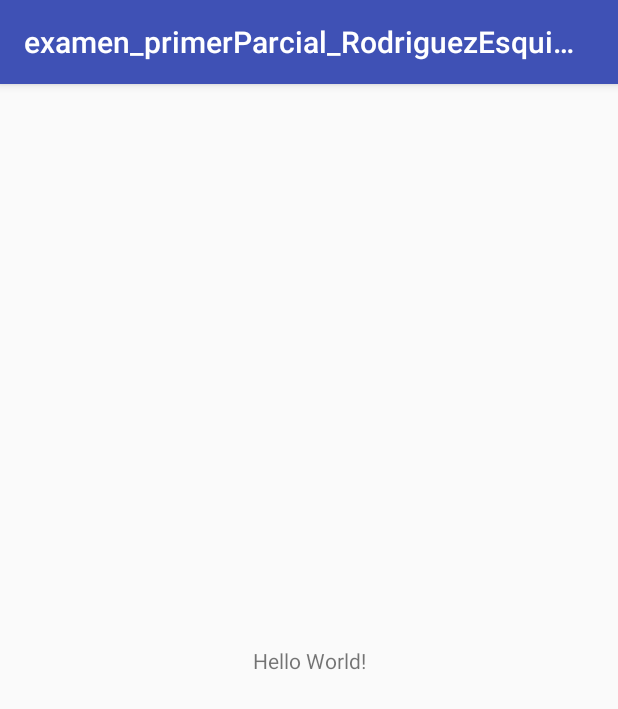
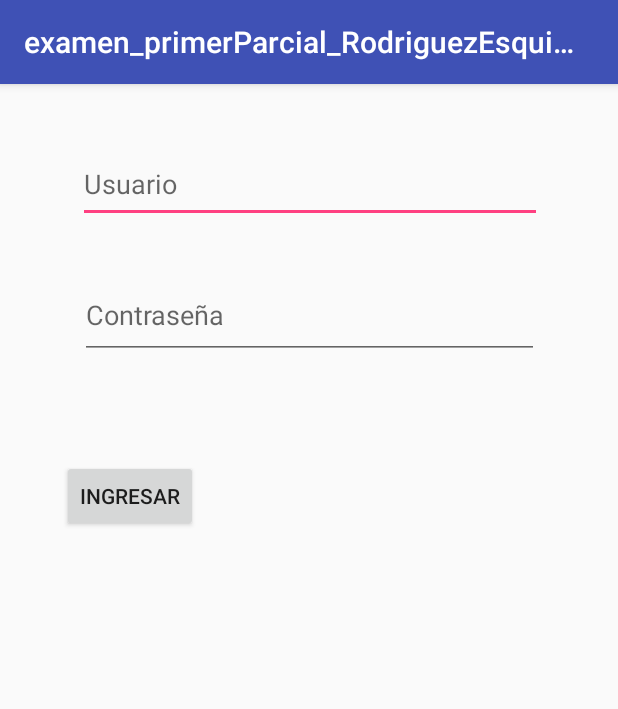
Before and after one commit to BrandonRodri/examen_primerParcial_RodriguezEsquivelBrandon, an Android app: the screen it shows after launch (MainActivity), on a phone screen of 412 x 824 dp. Shown: the top 709 px of the screen. Run offline under Robolectric (Android 15) with nearby library versions, the phone set to English and light mode, and no system bars.

Commit message:
Commit inicial

```diff
--- a/app/src/main/java/mx/ipn/cecyt9/examen_primerparcial_rodriguezesquivelbrandon/MainActivity.java
+++ b/app/src/main/java/mx/ipn/cecyt9/examen_primerparcial_rodriguezesquivelbrandon/MainActivity.java
@@ -2,12 +2,37 @@ package mx.ipn.cecyt9.examen_primerparcial_rodriguezesquivelbrandon;
 
 import android.support.v7.app.AppCompatActivity;
 import android.os.Bundle;
+import android.view.View;
+import android.widget.EditText;
+import android.widget.Toast;
 
 public class MainActivity extends AppCompatActivity {
+
+    String usr = "Brandon";
+    String pswd = "asd";
 
     @Override
     protected void onCreate(Bundle savedInstanceState) {
         super.onCreate(savedInstanceState);
         setContentView(R.layout.activity_main);
+
+        EditText usuario = findViewById(R.id.usuario);
+        EditText contra = findViewById(R.id.contraseña);
+
+        usr = usuario.getText().toString();
+        pswd = contra.getText().toString();
+
     }
+
+    public void ingresar(View view) {
+        if(usr.equals("Brandon") && pswd.equals("asd")) {
+            Toast toast1 = Toast.makeText(getApplicationContext(),"Usuario incorrecto", Toast.LENGTH_SHORT);
+            toast1.show();
+        }
+        else{
+            Toast toast2 = Toast.makeText(getApplicationContext(),"Usuario Correcto", Toast.LENGTH_SHORT);
+            toast2.show();
+        }
+    }
+
 }
--- a/app/src/main/res/layout/activity_main.xml
+++ b/app/src/main/res/layout/activity_main.xml
@@ -6,13 +6,43 @@
     android:layout_height="match_parent"
     tools:context="mx.ipn.cecyt9.examen_primerparcial_rodriguezesquivelbrandon.MainActivity">
 
-    <TextView
+    <EditText
+        android:id="@+id/usuario"
+        android:layout_width="309dp"
+        android:layout_height="51dp"
+        android:ems="10"
+        android:hint="Usuario"
+        android:inputType="textPersonName"
+        app:layout_constraintBottom_toBottomOf="parent"
+        app:layout_constraintEnd_toEndOf="parent"
+        app:layout_constraintHorizontal_bias="0.506"
+        app:layout_constraintStart_toStartOf="parent"
+        app:layout_constraintTop_toTopOf="parent"
+        app:layout_constraintVertical_bias="0.058" />
+
+    <EditText
+        android:id="@+id/contraseña"
+        android:layout_width="306dp"
+        android:layout_height="58dp"
+        android:ems="10"
+        android:hint="Contraseña"
+        android:inputType="textPersonName"
+        app:layout_constraintBottom_toBottomOf="parent"
+        app:layout_constraintEnd_toEndOf="parent"
+        app:layout_constraintStart_toStartOf="parent"
+        app:layout_constraintTop_toBottomOf="@+id/usuario"
+        app:layout_constraintVertical_bias="0.053" />
+
+    <Button
+        android:id="@+id/entrar"
         android:layout_width="wrap_content"
         android:layout_height="wrap_content"
-        android:text="Hello World!"
+        android:onClick="ingresar"
+        android:text="Ingresar"
         app:layout_constraintBottom_toBottomOf="parent"
-        app:layout_constraintLeft_toLeftOf="parent"
-        app:layout_constraintRight_toRightOf="parent"
-        app:layout_constraintTop_toTopOf="parent" />
-
+        app:layout_constraintEnd_toEndOf="parent"
+        app:layout_constraintHorizontal_bias="0.129"
+        app:layout_constraintStart_toStartOf="parent"
+        app:layout_constraintTop_toBottomOf="@+id/contraseña"
+        app:layout_constraintVertical_bias="0.126" />
 </android.support.constraint.ConstraintLayout>
```
